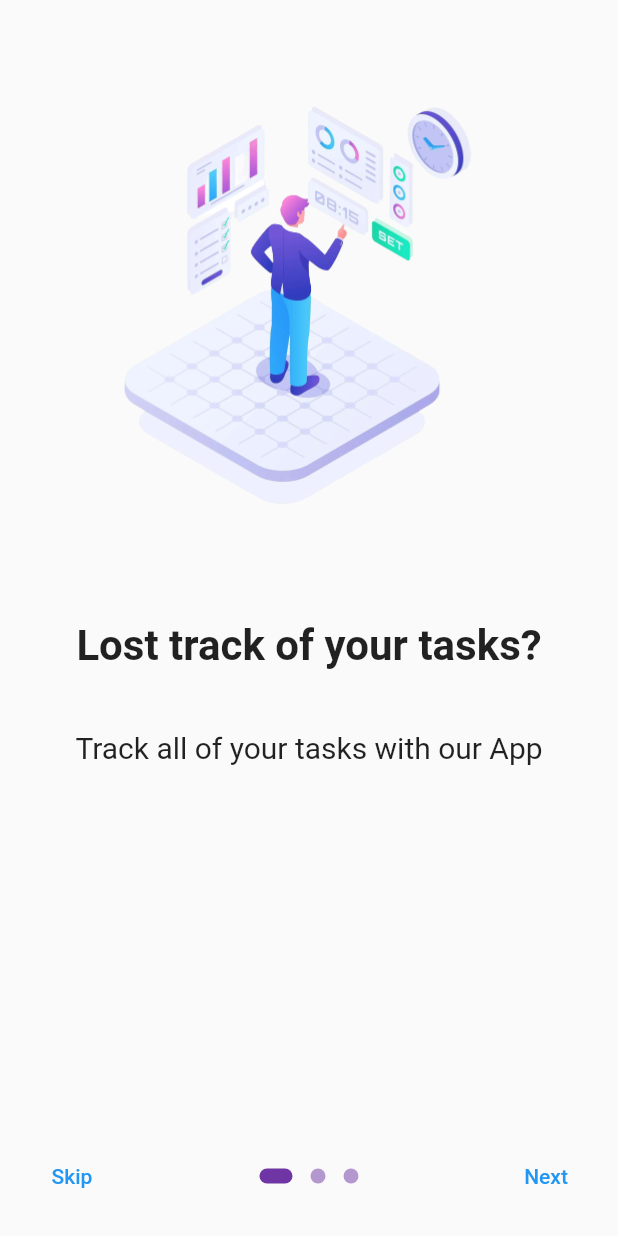
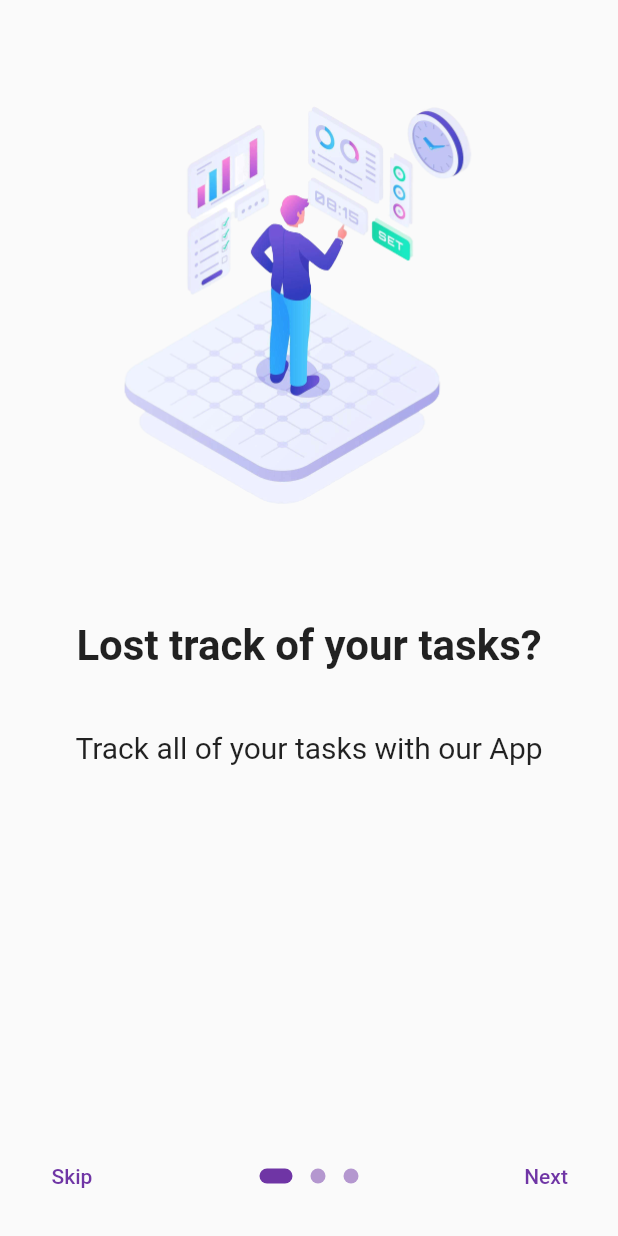
Before and after one commit to Chetan-Goyal/ToDo-App, a Flutter app: the screen it shows after launch, on a phone screen of 412 x 824 dp. Run offline on Flutter 3.47's test engine with Material 2 defaults, Android fonts, the phone set to English and light mode, and no system bars; drawn by our look-alikes of introduction_screen; our stand-ins replace dio, email_validator, flutter_colorpicker, flutter_riverpod, flutter_secure_storage, flutter_svg and 4 more.

Commit message:
Adds Colors

```diff
--- a/lib/view/pages/onboarding/onboarding.dart
+++ b/lib/view/pages/onboarding/onboarding.dart
@@ -50,9 +50,9 @@ class OnboardingScreen extends StatelessWidget {
                 footer: ExploreNowButton(prefs: prefs.data!),
               )
             ],
-            done: const FittedBox(child: Text('Explore')),
-            // doneColor: kPrimaryColor,
-            // color: kPrimaryColor,
+            done: const FittedBox(
+              child: Text('Explore', style: TextStyle(color: kPrimaryColor)),
+            ),
             onDone: () {
               prefs.data!.setBool('Initialised', true);
               Navigator.pushReplacement(
@@ -61,8 +61,8 @@ class OnboardingScreen extends StatelessWidget {
               );
             },
             showNextButton: true,
-            next: const Text('Next'),
-            skip: const Text('Skip'),
+            next: const Text('Next', style: TextStyle(color: kPrimaryColor)),
+            skip: const Text('Skip', style: TextStyle(color: kPrimaryColor)),
             showSkipButton: true,
             skipOrBackFlex: 0,
             nextFlex: 0,
```
